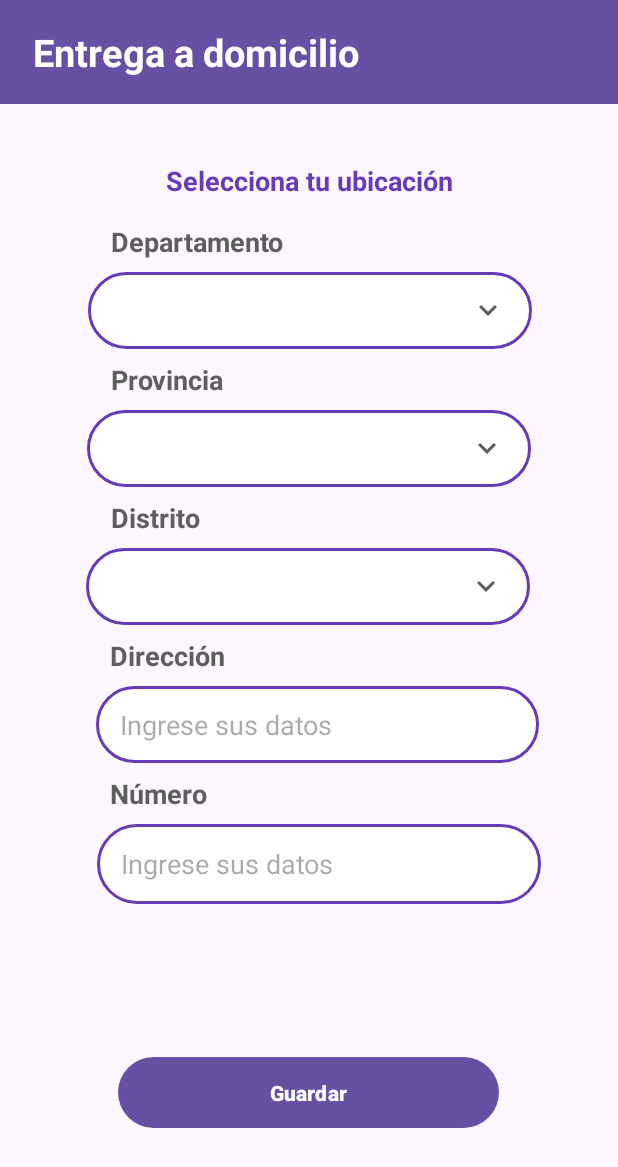
After one commit to brigittev0/AppBoraMovil, an Android app: the fragment Delivery shown on its own in the app's theme, on a phone screen of 412 x 824 dp. The commit adds this screen. Shown: the top 1167 px of the screen. Run offline under Robolectric (Android 15) with nearby library versions, the phone set to English and light mode, and no system bars.

Commit message:
diseño2

```diff
--- /dev/null
+++ b/app/src/main/java/pe/edu/idat/appborabora/view/fragments/Delivery.kt
@@ -0,0 +1,19 @@
+package pe.edu.idat.appborabora.view.fragments
+
+import android.os.Bundle
+import androidx.fragment.app.Fragment
+import android.view.LayoutInflater
+import android.view.View
+import android.view.ViewGroup
+import pe.edu.idat.appborabora.R
+
+class Delivery : Fragment() {
+
+    override fun onCreateView(
+        inflater: LayoutInflater, container: ViewGroup?,
+        savedInstanceState: Bundle?
+    ): View? {
+        // Inflate the layout for this fragment
+        return inflater.inflate(R.layout.fragment_delivery, container, false)
+    }
+}
--- /dev/null
+++ b/app/src/main/res/drawable/baseline_check_circle_outline_24.xml
@@ -0,0 +1,5 @@
+<vector android:height="24dp" android:tint="#673AB7"
+    android:viewportHeight="24" android:viewportWidth="24"
+    android:width="24dp" xmlns:android="http://schemas.android.com/apk/res/android">
+    <path android:fillColor="@android:color/white" android:pathData="M16.59,7.58L10,14.17l-3.59,-3.58L5,12l5,5 8,-8zM12,2C6.48,2 2,6.48 2,12s4.48,10 10,10 10,-4.48 10,-10S17.52,2 12,2zM12,20c-4.42,0 -8,-3.58 -8,-8s3.58,-8 8,-8 8,3.58 8,8 -3.58,8 -8,8z"/>
+</vector>
--- /dev/null
+++ b/app/src/main/res/drawable/baseline_keyboard_arrow_down_24.xml
@@ -0,0 +1,5 @@
+<vector android:height="24dp" android:tint="#5E5E5E"
+    android:viewportHeight="24" android:viewportWidth="24"
+    android:width="24dp" xmlns:android="http://schemas.android.com/apk/res/android">
+    <path android:fillColor="@android:color/white" android:pathData="M7.41,8.59L12,13.17l4.59,-4.58L18,10l-6,6 -6,-6 1.41,-1.41z"/>
+</vector>
--- /dev/null
+++ b/app/src/main/res/drawable/custom_plain_text.xml
@@ -0,0 +1,19 @@
+<?xml version="1.0" encoding="utf-8"?>
+<selector xmlns:android="http://schemas.android.com/apk/res/android">
+    <!-- Fondo cuando el elemento está seleccionado -->
+    <item android:state_pressed="true">
+        <shape>
+            <solid android:color="#E0E0E0" />
+            <stroke android:width="2dp" android:color="#673AB7" />
+            <corners android:radius="90dp" />
+        </shape>
+    </item>
+    <!-- Fondo predeterminado -->
+    <item>
+        <shape>
+            <solid android:color="#FFFFFF" />
+            <stroke android:width="2dp" android:color="#673AB7" />
+            <corners android:radius="90dp" />
+        </shape>
+    </item>
+</selector>
--- /dev/null
+++ b/app/src/main/res/drawable/custom_spinner_background.xml
@@ -0,0 +1,38 @@
+<selector xmlns:android="http://schemas.android.com/apk/res/android">
+    <!-- Fondo cuando el elemento está seleccionado -->
+    <item android:state_pressed="true">
+        <layer-list>
+            <!-- Fondo personalizado -->
+            <item>
+                <shape>
+                    <solid android:color="#E0E0E0" />
+                    <stroke android:width="2dp" android:color="#673AB7" />
+                    <corners android:radius="90dp" />
+                </shape>
+            </item>
+            <!-- Flecha de despliegue -->
+            <item
+                android:drawable="@drawable/baseline_keyboard_arrow_down_24"
+                android:gravity="start|center_vertical"
+                android:left="255dp" />
+        </layer-list>
+    </item>
+    <!-- Fondo predeterminado -->
+    <item>
+        <layer-list>
+            <!-- Fondo personalizado -->
+            <item>
+                <shape>
+                    <solid android:color="#FFFFFF" />
+                    <stroke android:width="2dp" android:color="#673AB7" />
+                    <corners android:radius="90dp" />
+                </shape>
+            </item>
+            <!-- Flecha de despliegue -->
+            <item
+                android:drawable="@drawable/baseline_keyboard_arrow_down_24"
+                android:gravity="start|center_vertical"
+                android:left="255dp" />
+        </layer-list>
+    </item>
+</selector>
--- /dev/null
+++ b/app/src/main/res/drawable/ic_calendario.xml
@@ -0,0 +1,5 @@
+<vector android:height="24dp" android:tint="#673AB7"
+    android:viewportHeight="24" android:viewportWidth="24"
+    android:width="24dp" xmlns:android="http://schemas.android.com/apk/res/android">
+    <path android:fillColor="@android:color/white" android:pathData="M19,4h-1V2h-2v2H8V2H6v2H5C3.89,4 3.01,4.9 3.01,6L3,20c0,1.1 0.89,2 2,2h14c1.1,0 2,-0.9 2,-2V6C21,4.9 20.1,4 19,4zM19,20H5V10h14V20zM9,14H7v-2h2V14zM13,14h-2v-2h2V14zM17,14h-2v-2h2V14zM9,18H7v-2h2V18zM13,18h-2v-2h2V18zM17,18h-2v-2h2V18z"/>
+</vector>
--- /dev/null
+++ b/app/src/main/res/layout/fragment_delivery.xml
@@ -0,0 +1,234 @@
+<?xml version="1.0" encoding="utf-8"?>
+<androidx.constraintlayout.widget.ConstraintLayout xmlns:android="http://schemas.android.com/apk/res/android"
+    xmlns:app="http://schemas.android.com/apk/res-auto"
+    xmlns:tools="http://schemas.android.com/tools"
+    android:layout_width="match_parent"
+    android:layout_height="match_parent">
+
+    <androidx.constraintlayout.widget.ConstraintLayout
+        android:layout_width="match_parent"
+        android:layout_height="match_parent"
+        app:layout_constraintBottom_toBottomOf="parent"
+        app:layout_constraintEnd_toEndOf="parent"
+        app:layout_constraintHorizontal_bias="0.0"
+        app:layout_constraintStart_toStartOf="parent"
+        app:layout_constraintTop_toTopOf="parent"
+        app:layout_constraintVertical_bias="0.0">
+
+        <EditText
+            android:id="@+id/editTextText2"
+            android:layout_width="296dp"
+            android:layout_height="53dp"
+            android:layout_marginTop="8dp"
+            android:background="@drawable/custom_plain_text"
+            android:ems="10"
+            android:hint="@string/valDatos"
+            android:inputType="text"
+            android:paddingStart="16dp"
+            app:layout_constraintEnd_toEndOf="parent"
+            app:layout_constraintHorizontal_bias="0.556"
+            app:layout_constraintStart_toStartOf="parent"
+            app:layout_constraintTop_toBottomOf="@+id/textView34" />
+
+        <Spinner
+            android:id="@+id/spinner7"
+            android:layout_width="296dp"
+            android:layout_height="51dp"
+            android:layout_marginStart="1dp"
+            android:layout_marginTop="8dp"
+            android:layout_marginEnd="1dp"
+            android:background="@drawable/custom_spinner_background"
+            android:gravity="center_vertical"
+            android:padding="10dp"
+            android:textColor="#673AB7"
+            android:textSize="18sp"
+            app:layout_constraintEnd_toEndOf="parent"
+            app:layout_constraintHorizontal_bias="0.504"
+            app:layout_constraintStart_toStartOf="parent"
+            app:layout_constraintTop_toBottomOf="@+id/textView13" />
+
+        <TextView
+            android:id="@+id/textView34"
+            android:layout_width="wrap_content"
+            android:layout_height="wrap_content"
+            android:layout_marginStart="73dp"
+            android:layout_marginTop="8dp"
+            android:layout_marginEnd="72dp"
+            android:text="Número"
+            android:textColor="@color/medio_black"
+            android:textSize="18sp"
+            android:textStyle="bold"
+            app:layout_constraintEnd_toEndOf="parent"
+            app:layout_constraintHorizontal_bias="0.0"
+            app:layout_constraintStart_toStartOf="parent"
+            app:layout_constraintTop_toBottomOf="@+id/editTextText" />
+
+        <TextView
+            android:id="@+id/textView33"
+            android:layout_width="wrap_content"
+            android:layout_height="wrap_content"
+            android:layout_marginStart="73dp"
+            android:layout_marginTop="8dp"
+            android:layout_marginEnd="72dp"
+            android:text="Dirección"
+            android:textColor="@color/medio_black"
+            android:textSize="18sp"
+            android:textStyle="bold"
+            app:layout_constraintEnd_toEndOf="parent"
+            app:layout_constraintHorizontal_bias="0.0"
+            app:layout_constraintStart_toStartOf="parent"
+            app:layout_constraintTop_toBottomOf="@+id/spinner4" />
+
+        <TextView
+            android:id="@+id/textView32"
+            android:layout_width="wrap_content"
+            android:layout_height="wrap_content"
+            android:layout_marginStart="73dp"
+            android:layout_marginTop="8dp"
+            android:layout_marginEnd="72dp"
+            android:text="Distrito"
+            android:textColor="@color/medio_black"
+            android:textSize="18sp"
+            android:textStyle="bold"
+            app:layout_constraintEnd_toEndOf="parent"
+            app:layout_constraintHorizontal_bias="0.004"
+            app:layout_constraintStart_toStartOf="parent"
+            app:layout_constraintTop_toBottomOf="@+id/spinner2" />
+
+        <Spinner
+            android:id="@+id/spinner2"
+            android:layout_width="296dp"
+            android:layout_height="51dp"
+            android:layout_marginStart="1dp"
+            android:layout_marginTop="8dp"
+            android:layout_marginEnd="1dp"
+            android:background="@drawable/custom_spinner_background"
+            android:gravity="center_vertical"
+            android:padding="10dp"
+            android:textColor="#673AB7"
+            android:textSize="18sp"
+            app:layout_constraintEnd_toEndOf="parent"
+            app:layout_constraintStart_toStartOf="parent"
+            app:layout_constraintTop_toBottomOf="@+id/textView14" />
+
+        <Spinner
+            android:id="@+id/spinner4"
+            android:layout_width="296dp"
+            android:layout_height="51dp"
+            android:layout_marginStart="1dp"
+            android:layout_marginTop="100dp"
+            android:layout_marginEnd="1dp"
+            android:background="@drawable/custom_spinner_background"
+            android:gravity="center_vertical"
+            android:padding="10dp"
+            android:textColor="#673AB7"
+            android:textSize="18sp"
+            app:layout_constraintEnd_toEndOf="parent"
+            app:layout_constraintHorizontal_bias="0.495"
+            app:layout_constraintStart_toStartOf="parent"
+            app:layout_constraintTop_toBottomOf="@+id/textView14" />
+
+        <TextView
+            android:id="@+id/textView12"
+            android:layout_width="wrap_content"
+            android:layout_height="wrap_content"
+            android:layout_marginStart="73dp"
+            android:layout_marginTop="108dp"
+            android:layout_marginEnd="72dp"
+            android:text="Selecciona tu ubicación"
+            android:textColor="#673AB7"
+            android:textSize="18sp"
+            android:textStyle="bold"
+            app:layout_constraintEnd_toEndOf="parent"
+            app:layout_constraintHorizontal_bias="0.493"
+            app:layout_constraintStart_toStartOf="parent"
+            app:layout_constraintTop_toTopOf="parent" />
+
+        <TextView
+            android:id="@+id/textView13"
+            android:layout_width="wrap_content"
+            android:layout_height="wrap_content"
+            android:layout_marginStart="73dp"
+            android:layout_marginTop="16dp"
+            android:layout_marginEnd="72dp"
+            android:text="Departamento"
+            android:textColor="@color/medio_black"
+            android:textSize="18sp"
+            android:textStyle="bold"
+            app:layout_constraintEnd_toEndOf="parent"
+            app:layout_constraintHorizontal_bias="0.006"
+            app:layout_constraintStart_toStartOf="parent"
+            app:layout_constraintTop_toBottomOf="@+id/textView12" />
+
+        <TextView
+            android:id="@+id/textView14"
+            android:layout_width="wrap_content"
+            android:layout_height="wrap_content"
+            android:layout_marginStart="73dp"
+            android:layout_marginTop="8dp"
+            android:layout_marginEnd="72dp"
+            android:text="Provincia"
+            android:textColor="@color/medio_black"
+            android:textSize="18sp"
+            android:textStyle="bold"
+            app:layout_constraintEnd_toEndOf="parent"
+            app:layout_constraintHorizontal_bias="0.005"
+            app:layout_constraintStart_toStartOf="parent"
+            app:layout_constraintTop_toBottomOf="@+id/spinner7" />
+
+        <Button
+            android:id="@+id/button3"
+            android:layout_width="254dp"
+            android:layout_height="55dp"
+            android:layout_marginBottom="36dp"
+            android:text="Guardar"
+            android:textStyle="bold"
+            app:layout_constraintBottom_toBottomOf="parent"
+            app:layout_constraintEnd_toEndOf="parent"
+            app:layout_constraintHorizontal_bias="0.496"
+            app:layout_constraintStart_toStartOf="parent"
+            app:layout_constraintTop_toBottomOf="@+id/editTextText2"
+            app:layout_constraintVertical_bias="0.756" />
+
+        <androidx.appcompat.widget.Toolbar
+            android:id="@+id/toolbar2"
+            android:layout_width="412dp"
+            android:layout_height="69dp"
+            android:background="?attr/colorPrimary"
+            android:minHeight="?attr/actionBarSize"
+            android:theme="?attr/actionBarTheme"
+            app:layout_constraintEnd_toEndOf="parent"
+            app:layout_constraintStart_toStartOf="parent"
+            app:layout_constraintTop_toTopOf="parent">
+
+            <TextView
+                android:id="@+id/toolbar_title"
+                android:layout_width="wrap_content"
+                android:layout_height="wrap_content"
+                android:layout_gravity="start"
+                android:text=" Entrega a domicilio"
+                android:textColor="@android:color/white"
+                android:textSize="25sp"
+                android:textStyle="bold"
+                tools:layout_editor_absoluteX="16dp"
+                tools:layout_editor_absoluteY="21dp" />
+
+        </androidx.appcompat.widget.Toolbar>
+
+        <EditText
+            android:id="@+id/editTextText"
+            android:layout_width="295dp"
+            android:layout_height="51dp"
+            android:layout_marginTop="8dp"
+            android:background="@drawable/custom_plain_text"
+            android:ems="10"
+            android:hint="@string/valDatos"
+            android:inputType="text"
+            android:paddingStart="16dp"
+            app:layout_constraintEnd_toEndOf="parent"
+            app:layout_constraintHorizontal_bias="0.551"
+            app:layout_constraintStart_toStartOf="parent"
+            app:layout_constraintTop_toBottomOf="@+id/textView33" />
+
+    </androidx.constraintlayout.widget.ConstraintLayout>
+</androidx.constraintlayout.widget.ConstraintLayout>
--- a/app/src/main/res/values/colors.xml
+++ b/app/src/main/res/values/colors.xml
@@ -11,6 +11,7 @@
     <color name="fondo">#f8f1ee</color>
     <color name="rojo">#FF0000</color>
     <color name="purple_mas_oscuro">#5e60a7</color>
-
+    <color name="purple_default">#673AB7</color>
+    <color name="medio_black">#5E5E5E</color>
     <color name="gris_oscuro">#777676</color>
 </resources>
--- a/app/src/main/res/values/strings.xml
+++ b/app/src/main/res/values/strings.xml
@@ -74,6 +74,7 @@
     <string name="second_fragment_label">Second Fragment</string>
     <string name="next">Next</string>
     <string name="previous">Previous</string>
+    <string name="descripcion_calendario">Calendario</string>
 
     <string name="lorem_ipsum">
         Lorem ipsum dolor sit amet, consectetur adipiscing elit. Nam in scelerisque sem. Mauris
@@ -111,4 +112,5 @@
         libero vel nunc consequat, quis tincidunt nisl eleifend. Cras bibendum enim a justo luctus
         vestibulum. Fusce dictum libero quis erat maximus, vitae volutpat diam dignissim.
     </string>
+    <string name="valDatos">Ingrese sus datos</string>
 </resources>
```
Also changed, not shown: app/src/main/java/pe/edu/idat/appborabora/view/fragments/Recogo.kt (added, +45 -0 lines), app/src/main/res/layout/fragment_recogo.xml (added, +125 -0 lines), app/src/main/res/layout/item_compra_exitosa.xml (added, +68 -0 lines).
